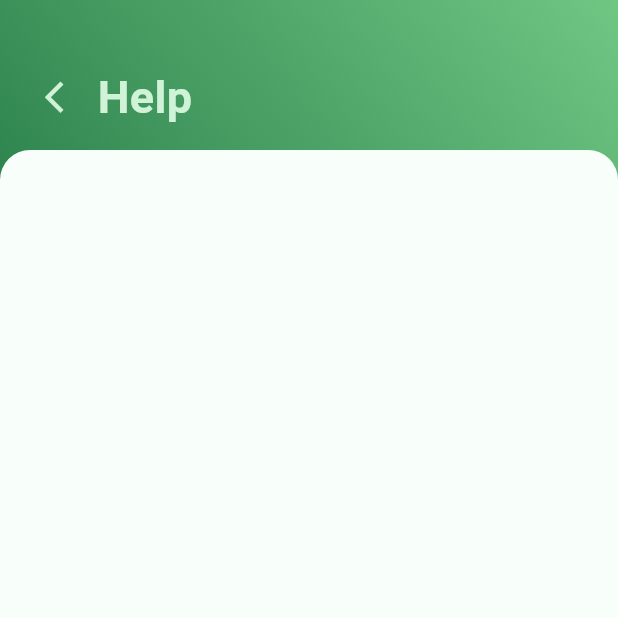
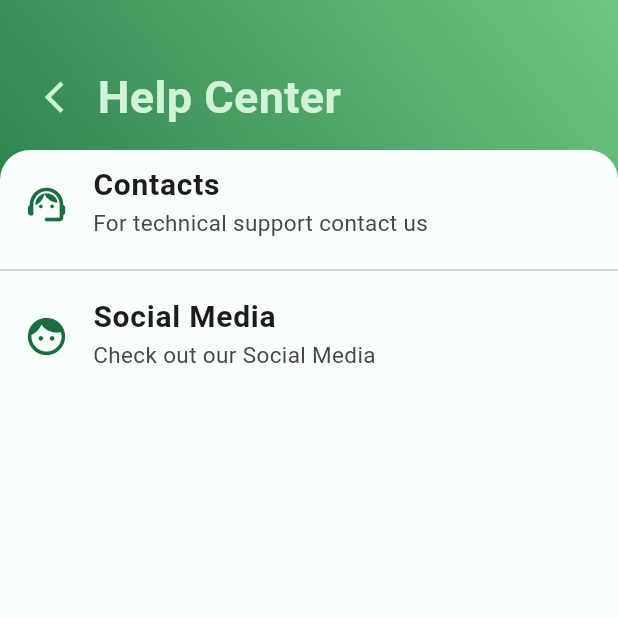
Before and after one commit to saarujan-ui/flutter_project, a Flutter app: the HelpPage screen opened directly, on a phone screen of 412 x 824 dp, the top half of it. Run offline on Flutter 3.47's test engine with Material 3 defaults, Android fonts, the phone set to English and light mode, and no system bars; our stand-ins replace fl_chart.

Commit message:
added context to help center

```diff
--- a/lib/Pages/about_page.dart
+++ b/lib/Pages/about_page.dart
@@ -68,7 +68,7 @@ class _AboutPageState extends State<AboutPage> {
                           style: TextStyle(
                             fontSize: 20,
                             fontWeight: FontWeight.bold,
-                            color: AppColors.textSub,
+                            color: AppColors.green_5,
                           ),
                         ),
                         const SizedBox(height: 10,),
@@ -89,7 +89,7 @@ class _AboutPageState extends State<AboutPage> {
                           style: TextStyle(
                             fontSize: 20,
                             fontWeight: FontWeight.bold,
-                            color: AppColors.textSub,
+                            color: AppColors.green_5,
                           ),
                         ),
                         const SizedBox(height: 10,),
@@ -118,7 +118,7 @@ class _AboutPageState extends State<AboutPage> {
                           style: TextStyle(
                             fontSize: 20,
                             fontWeight: FontWeight.bold,
-                            color: AppColors.textSub,
+                            color: AppColors.green_5,
                           ),
                         ),
                         const SizedBox(height: 10,),
@@ -138,7 +138,7 @@ class _AboutPageState extends State<AboutPage> {
                           style: TextStyle(
                             fontSize: 20,
                             fontWeight: FontWeight.bold,
-                            color: AppColors.textSub,
+                            color: AppColors.green_5,
                           ),
                         ),
                         const SizedBox(height: 10,),
--- a/lib/Pages/help_page.dart
+++ b/lib/Pages/help_page.dart
@@ -38,7 +38,7 @@ class _HelpPageState extends State<HelpPage> {
                     ),
                     const SizedBox(width: 10,),
                     Text(
-                      "Help",
+                      "Help Center",
                       style: TextStyle(
                         fontWeight: FontWeight.bold,
                         fontSize: 30,
@@ -58,6 +58,53 @@ class _HelpPageState extends State<HelpPage> {
                     topLeft: Radius.circular(20),
                   ),
                 ),
+                child: ListView(
+                  children: [
+                    ListTile(
+                      leading: Icon(
+                        Icons.support_agent_rounded,
+                        color: AppColors.green_1,
+                        size: 30,
+                      ),
+                      title: Text(
+                        "Contacts",
+                        style: TextStyle(
+                          fontWeight: FontWeight.bold,
+                          fontSize: 20,
+                        ),
+                      ),
+                      subtitle: Text(
+                          "For technical support contact us",
+                        style: TextStyle(
+                          fontSize: 15,
+                        ),
+                      ),
+                      onTap: (){},
+                    ),
+                    Divider(),
+                    ListTile(
+                      leading: Icon(
+                        Icons.face_sharp,
+                        color: AppColors.green_1,
+                        size: 30,
+                      ),
+                      title: Text(
+                        "Social Media",
+                        style: TextStyle(
+                          fontWeight: FontWeight.bold,
+                          fontSize: 20,
+                        ),
+                      ),
+                      subtitle: Text(
+                          "Check out our Social Media",
+                        style: TextStyle(
+                          fontSize: 15,
+                        ),
+                      ),
+                      onTap: (){},
+                    ),
+                  ],
+                ),
               ),
             ),
           ],
--- a/lib/main.dart
+++ b/lib/main.dart
@@ -18,7 +18,7 @@ class MyApp extends StatelessWidget {
   Widget build(BuildContext context) {
     return MaterialApp(
       debugShowCheckedModeBanner: false,
-      home: const AboutPage(),
+      home: const HelpPage(),
     );
   }
 }
```
